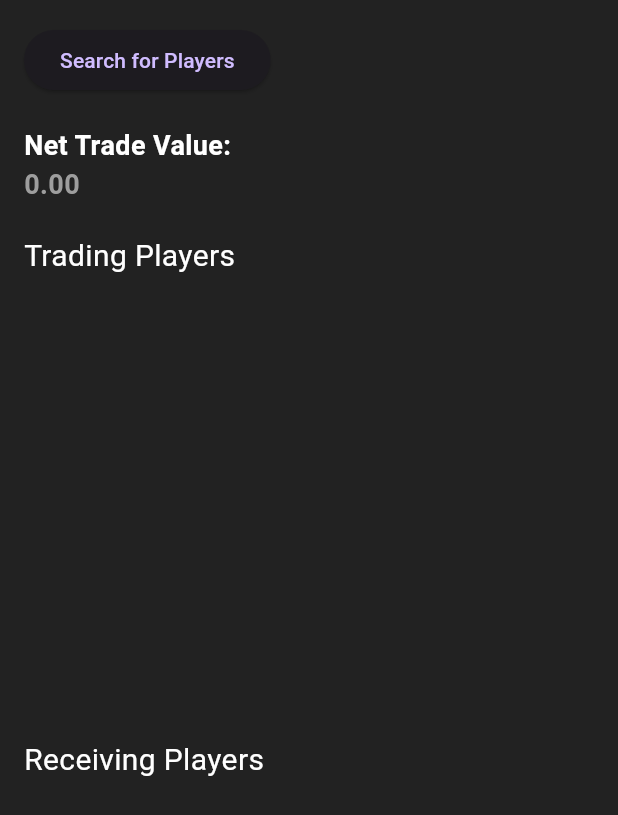
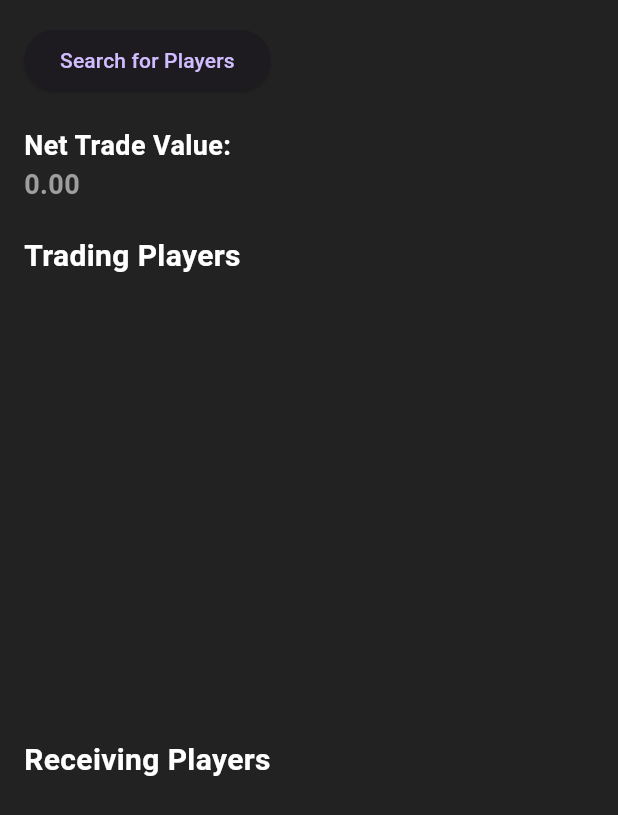
Before and after one commit to danmigus/team21largeproject, a Flutter app: the AnalyzeForm screen opened directly with empty values, on a phone screen of 412 x 824 dp. Shown: the top 815 px of the screen. Run offline on Flutter 3.47's test engine with Material 3 defaults, Android fonts, the phone set to English and light mode, and no system bars; our stand-ins replace animated_text_kit.

Commit message:
Anaylyze Page small font tweak

```diff
--- a/frontend/mobile/lib/analyze_form.dart
+++ b/frontend/mobile/lib/analyze_form.dart
@@ -343,7 +343,7 @@ class _AnalyzeFormState extends State<AnalyzeForm> {
             Row(
               mainAxisAlignment: MainAxisAlignment.spaceBetween,
               children: [
-                Text('Trading Players', style: const TextStyle(fontSize: 20, color: Colors.white)),
+                Text('Trading Players', style: const TextStyle(fontSize: 20, color: Colors.white, fontWeight: FontWeight.bold)),
 
               ],
             ),
@@ -390,7 +390,7 @@ class _AnalyzeFormState extends State<AnalyzeForm> {
             Row(
               mainAxisAlignment: MainAxisAlignment.spaceBetween,
               children: [
-                Text('Receiving Players', style: const TextStyle(fontSize: 20, color: Colors.white)),
+                Text('Receiving Players', style: const TextStyle(fontSize: 20, color: Colors.white, fontWeight: FontWeight.bold)),
               ],
             ),
             Expanded(
```
